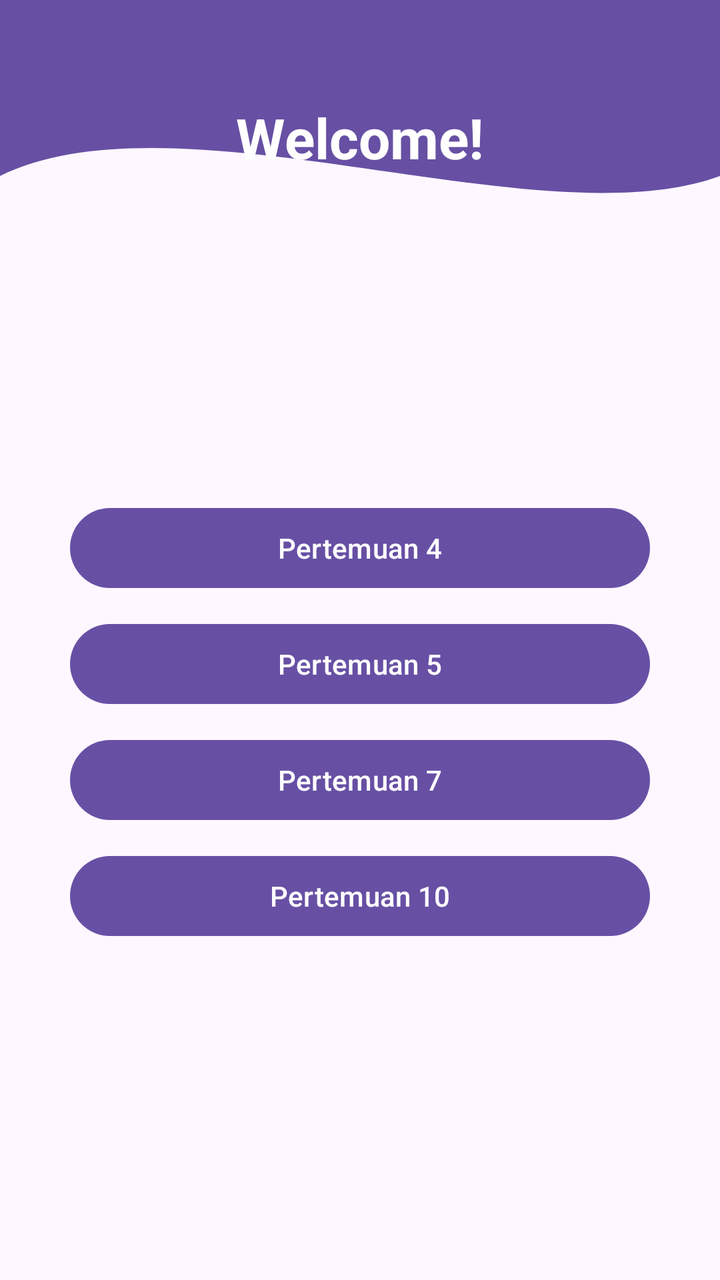
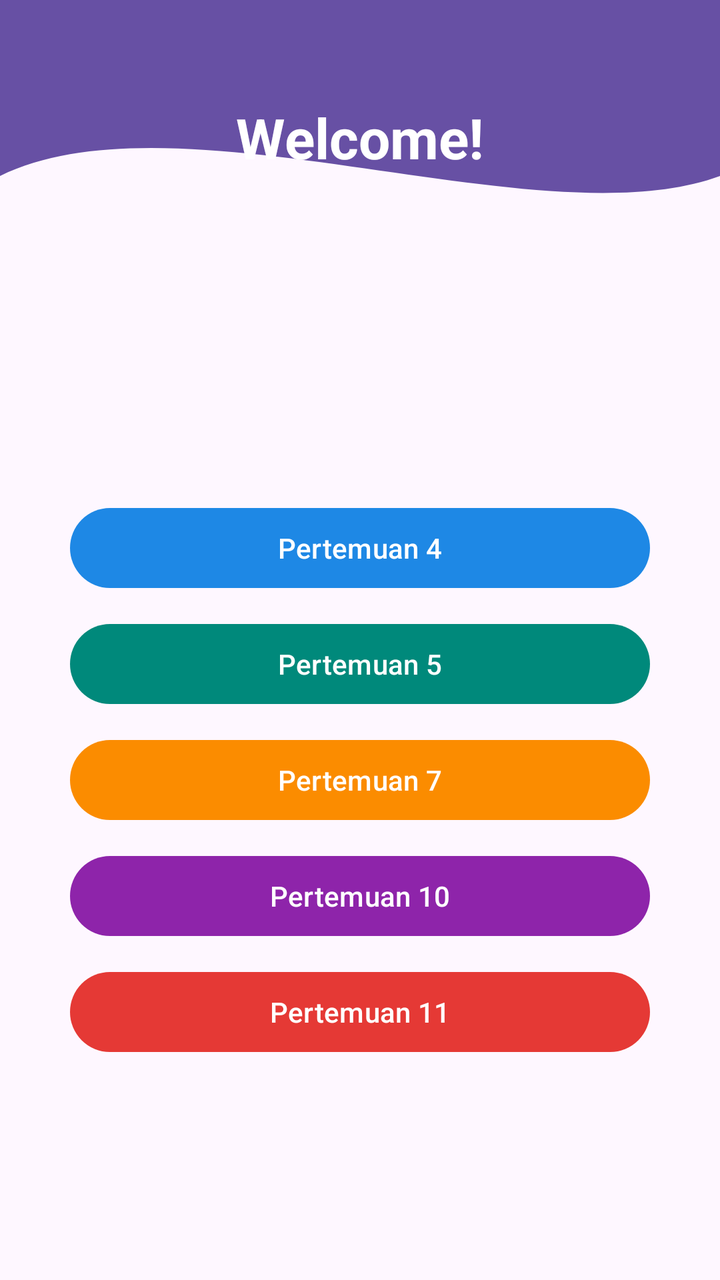

The first picture is an Android layout as it rendered before a commit; the second is the same layout after the commit. The layout source and the unified diff follow.
<!-- AndroidManifest.xml: application theme Theme.P3Isra -->
<!-- res/layout/activity_home_fragment.xml -->
<?xml version="1.0" encoding="utf-8"?>
<androidx.constraintlayout.widget.ConstraintLayout
    xmlns:android="http://schemas.android.com/apk/res/android"
    xmlns:app="http://schemas.android.com/apk/res-auto"
    xmlns:tools="http://schemas.android.com/tools"
    android:layout_width="match_parent"
    android:layout_height="match_parent">

    
    <View
        android:id="@+id/background_header"
        android:layout_width="0dp"
        android:layout_height="220dp"
        android:background="@drawable/bg_header_wave"
        app:layout_constraintEnd_toEndOf="parent"
        app:layout_constraintStart_toStartOf="parent"
        app:layout_constraintTop_toTopOf="parent" />

    
    <TextView
        android:id="@+id/tvWelcome"
        android:layout_width="wrap_content"
        android:layout_height="wrap_content"
        android:layout_marginTop="50dp"
        android:text="Welcome!"
        android:textColor="@android:color/white"
        android:textSize="28sp"
        android:textStyle="bold"
        app:layout_constraintEnd_toEndOf="parent"
        app:layout_constraintStart_toStartOf="parent"
        app:layout_constraintTop_toTopOf="parent" />

    
    <com.google.android.material.button.MaterialButton
        android:id="@+id/btnPertemuan4"
        android:layout_width="0dp"
        android:layout_height="wrap_content"
        android:layout_marginHorizontal="35dp"
        android:layout_marginTop="30dp"
        android:text="Pertemuan 4"
        app:layout_constraintEnd_toEndOf="parent"
        app:layout_constraintStart_toStartOf="parent"
        app:layout_constraintTop_toBottomOf="@id/background_header" />

    
    <com.google.android.material.button.MaterialButton
        android:id="@+id/btnPertemuan5"
        android:layout_width="0dp"
        android:layout_height="wrap_content"
        android:layout_marginHorizontal="35dp"
        android:layout_marginTop="10dp"
        android:text="Pertemuan 5"
        app:layout_constraintEnd_toEndOf="parent"
        app:layout_constraintStart_toStartOf="parent"
        app:layout_constraintTop_toBottomOf="@id/btnPertemuan4" />

    
    <com.google.android.material.button.MaterialButton
        android:id="@+id/btnPertemuan7"
        android:layout_width="0dp"
        android:layout_height="wrap_content"
        android:layout_marginHorizontal="35dp"
        android:layout_marginTop="10dp"
        android:text="Pertemuan 7"
        app:layout_constraintEnd_toEndOf="parent"
        app:layout_constraintStart_toStartOf="parent"
        app:layout_constraintTop_toBottomOf="@id/btnPertemuan5" />

    
    <com.google.android.material.button.MaterialButton
        android:id="@+id/btnPertemuan10"
        android:layout_width="0dp"
        android:layout_height="wrap_content"
        android:layout_marginHorizontal="35dp"
        android:layout_marginTop="10dp"
        android:text="Pertemuan 10"
        app:layout_constraintEnd_toEndOf="parent"
        app:layout_constraintStart_toStartOf="parent"
        app:layout_constraintTop_toBottomOf="@id/btnPertemuan7" />

</androidx.constraintlayout.widget.ConstraintLayout>
<!-- resources referenced by this layout -->
<resources>
  <!-- drawable bg_header_wave (drawable) -->
  <?xml version="1.0" encoding="utf-8"?>
  <vector xmlns:android="http://schemas.android.com/apk/res/android"
      android:width="100dp"
      android:height="100dp"
      android:viewportWidth="100"
      android:viewportHeight="100">
  
      <path
          android:fillColor="?attr/colorPrimary"
          android:pathData="M0,0 L100,0 L100,40 C 75,55 25,20 0,40 Z" />
  </vector>
  <style name="Theme.P3Isra" parent="Base.Theme.P3Isra" />
  <style name="Base.Theme.P3Isra" parent="Theme.Material3.DayNight.NoActionBar">
          
          
      </style>
</resources>

<!-- the commit's change to res/layout/activity_home_fragment.xml (unified diff, before → after) -->
@@ -38,6 +38,8 @@
         android:layout_marginHorizontal="35dp"
         android:layout_marginTop="30dp"
         android:text="Pertemuan 4"
+        android:textColor="@android:color/white"
+        app:backgroundTint="#1E88E5"
         app:layout_constraintEnd_toEndOf="parent"
         app:layout_constraintStart_toStartOf="parent"
         app:layout_constraintTop_toBottomOf="@id/background_header" />
@@ -50,6 +52,8 @@
         android:layout_marginHorizontal="35dp"
         android:layout_marginTop="10dp"
         android:text="Pertemuan 5"
+        android:textColor="@android:color/white"
+        app:backgroundTint="#00897B"
         app:layout_constraintEnd_toEndOf="parent"
         app:layout_constraintStart_toStartOf="parent"
         app:layout_constraintTop_toBottomOf="@id/btnPertemuan4" />
@@ -62,6 +66,8 @@
         android:layout_marginHorizontal="35dp"
         android:layout_marginTop="10dp"
         android:text="Pertemuan 7"
+        android:textColor="@android:color/white"
+        app:backgroundTint="#FB8C00"
         app:layout_constraintEnd_toEndOf="parent"
         app:layout_constraintStart_toStartOf="parent"
         app:layout_constraintTop_toBottomOf="@id/btnPertemuan5" />
@@ -74,8 +80,24 @@
         android:layout_marginHorizontal="35dp"
         android:layout_marginTop="10dp"
         android:text="Pertemuan 10"
+        android:textColor="@android:color/white"
+        app:backgroundTint="#8E24AA"
         app:layout_constraintEnd_toEndOf="parent"
         app:layout_constraintStart_toStartOf="parent"
         app:layout_constraintTop_toBottomOf="@id/btnPertemuan7" />
 
+    
+    <com.google.android.material.button.MaterialButton
+        android:id="@+id/btnPertemuan11"
+        android:layout_width="0dp"
+        android:layout_height="wrap_content"
+        android:layout_marginHorizontal="35dp"
+        android:layout_marginTop="10dp"
+        android:text="Pertemuan 11"
+        android:textColor="@android:color/white"
+        app:backgroundTint="#E53935"
+        app:layout_constraintEnd_toEndOf="parent"
+        app:layout_constraintStart_toStartOf="parent"
+        app:layout_constraintTop_toBottomOf="@id/btnPertemuan10" />
+
 </androidx.constraintlayout.widget.ConstraintLayout>
